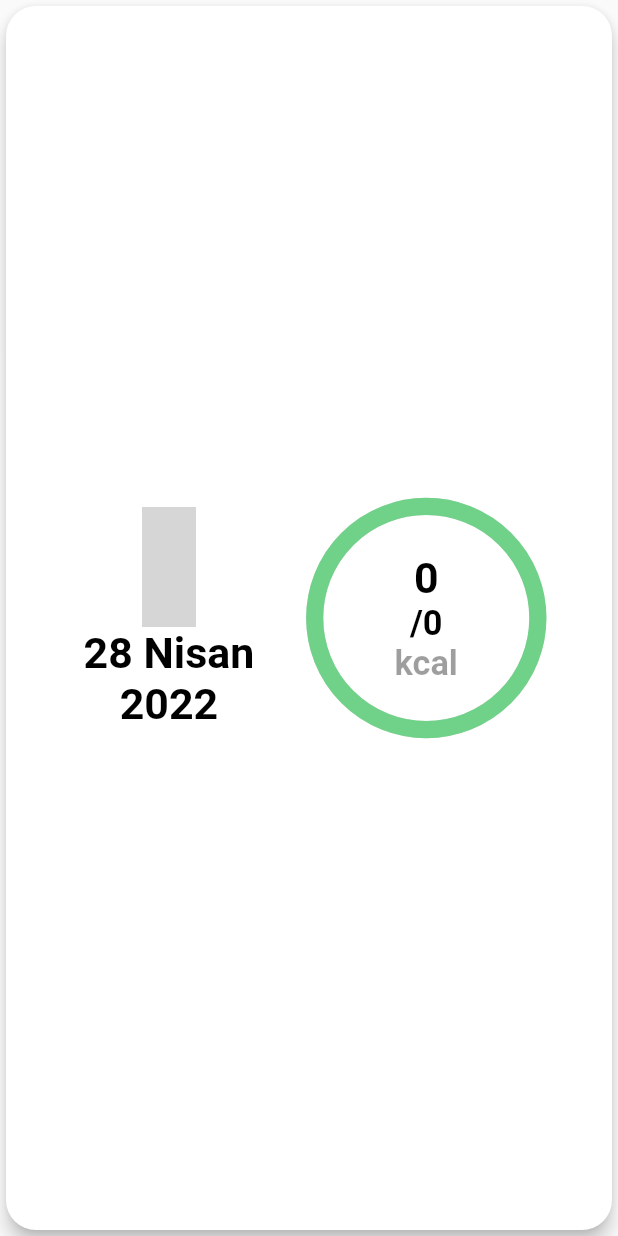
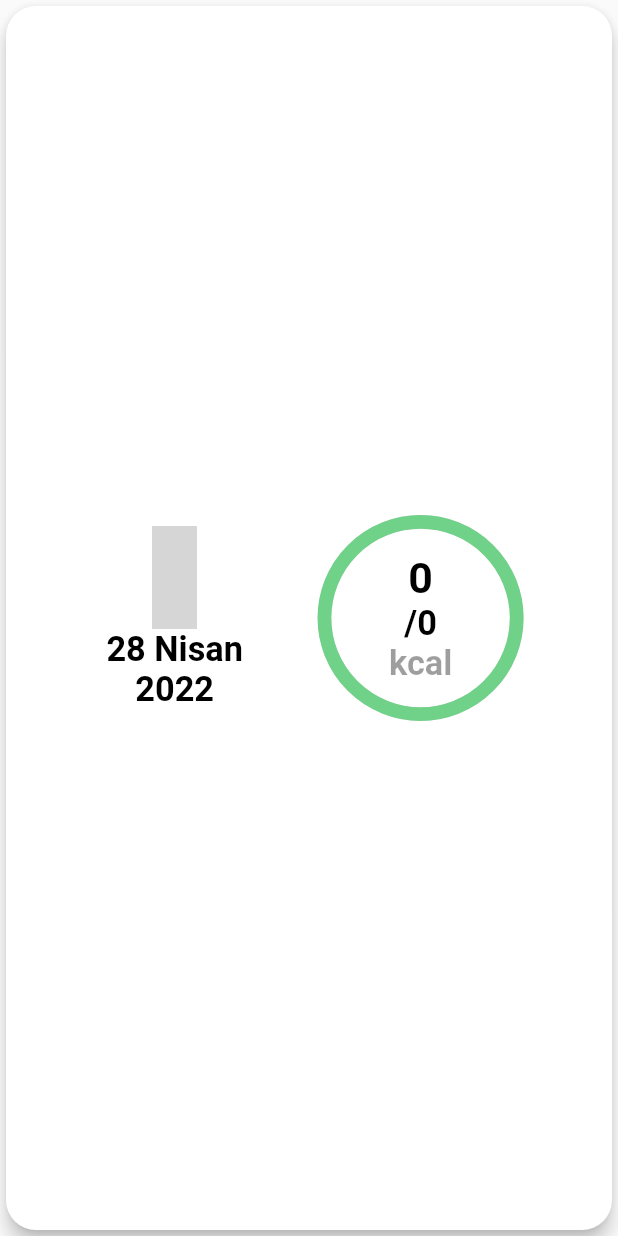
Before and after one commit to necatdede/3301456_203301075, a Flutter app: the KaloriSayacGetir widget shown alone on an empty page, opened directly, on a phone screen of 412 x 824 dp. Run offline on Flutter 3.47's test engine with Material 2 defaults, Android fonts, the light colour scheme and no system bars; drawn by our look-alikes of percent_indicator; our stand-ins replace cloud_firestore, firebase_auth, firebase_core, flutter_screenutil, get, line_icons and 1 more; accounts and stored records are empty; network calls fail; grey boxes are pictures that could not be loaded.

Commit message:
little changes

```diff
--- a/lib/screens/anasayfa.dart
+++ b/lib/screens/anasayfa.dart
@@ -44,7 +44,7 @@ class _AnaSayfaState extends State<AnaSayfa> {
                 ? _waitingWidget
                 : Column(
                     crossAxisAlignment: CrossAxisAlignment.center,
-                    mainAxisAlignment: MainAxisAlignment.center,
+                    mainAxisAlignment: MainAxisAlignment.start,
                     children: [
                       Flexible(
                         flex: 1,
--- a/lib/screens/ayarlar.dart
+++ b/lib/screens/ayarlar.dart
@@ -31,17 +31,13 @@ class _Ayarlar extends State<Ayarlar> {
 
   @override
   Widget build(BuildContext context) {
-    MediaQueryData queryData;
-    queryData = MediaQuery.of(context);
-    var queryHeight = queryData.size.height;
-
     // TODO: implement build
     return Scaffold(
       backgroundColor: const MyApp().bgColor,
       body: SingleChildScrollView(
         physics: const BouncingScrollPhysics(),
         child: SizedBox(
-          height: queryHeight,
+          height: Get.height,
           child: Column(
             children: [
               BuildAyarlarWidget(
--- a/lib/screens/giris_yap.dart
+++ b/lib/screens/giris_yap.dart
@@ -1,6 +1,7 @@
 import 'package:diyetlendin/services/firebase_service.dart';
 import 'package:flutter/material.dart';
 import 'package:flutter_screenutil/flutter_screenutil.dart';
+import 'package:get/get.dart';
 import 'package:line_icons/line_icons.dart';
 
 import '../main.dart';
@@ -40,15 +41,14 @@ class _GirisYapState extends State<GirisYap> {
 
   @override
   Widget build(BuildContext context) {
-    final screenSize = MediaQuery.of(context).size;
     return Scaffold(
       backgroundColor: const MyApp().bgColor,
       body: Center(
         child: SingleChildScrollView(
           physics: BouncingScrollPhysics(),
           child: SizedBox(
-            width: screenSize.width,
-            height: screenSize.height,
+            width: Get.width,
+            height: Get.height,
             child: Column(
               children: [
                 Image.asset(
--- a/lib/widgets/kalori_sayac_getir.dart
+++ b/lib/widgets/kalori_sayac_getir.dart
@@ -104,13 +104,13 @@ class _KaloriSayacGetirState extends State<KaloriSayacGetir> {
                           Icon(
                             LineIcons.calendarWithDayFocus,
                             color: Colors.black,
-                            size: 70.sp,
+                            size: 60.sp,
                           ),
                           Text(
                             tarih.day.toString() + " " + ayHesapla(tarih.month),
                             style: TextStyle(
                               color: Colors.black,
-                              fontSize: 25.sp,
+                              fontSize: 20.sp,
                               fontWeight: FontWeight.bold,
                             ),
                           ),
@@ -118,7 +118,7 @@ class _KaloriSayacGetirState extends State<KaloriSayacGetir> {
                             tarih.year.toString(),
                             style: TextStyle(
                               color: Colors.black,
-                              fontSize: 25.sp,
+                              fontSize: 20.sp,
                               fontWeight: FontWeight.bold,
                             ),
                           ),
@@ -132,10 +132,10 @@ class _KaloriSayacGetirState extends State<KaloriSayacGetir> {
                 flex: 1,
                 child: CircularPercentIndicator(
                   progressColor: MyApp().textfieldColor,
-                  radius: 140.sp,
+                  radius: 120.sp,
                   animation: true,
                   animationDuration: 1200,
-                  lineWidth: 10.0.w,
+                  lineWidth: 8.0.w,
                   percent: ((c.topla() / c2.kullanici.value.gunlukKalori!) <= 1)
                       ? c.topla() / c2.kullanici.value.gunlukKalori!
                       : 1,
--- a/lib/widgets/ogun_getir.dart
+++ b/lib/widgets/ogun_getir.dart
@@ -33,7 +33,7 @@ class OgunGetir extends StatelessWidget {
         child: Padding(
           padding: EdgeInsets.all(8.0.r),
           child: Container(
-            width: 150.w,
+            width: 130.w,
             height: 300.h,
             decoration: BoxDecoration(
               boxShadow: [
```
Also changed, not shown: lib/screens/besin_ekle.dart (+2 -23 lines).
